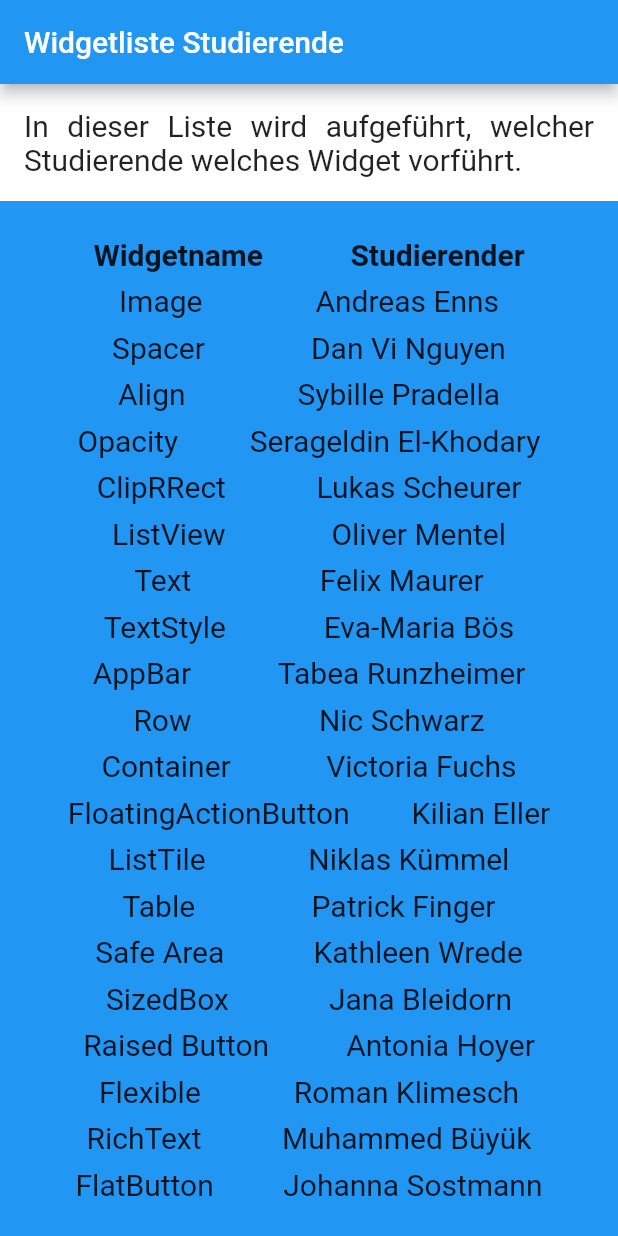
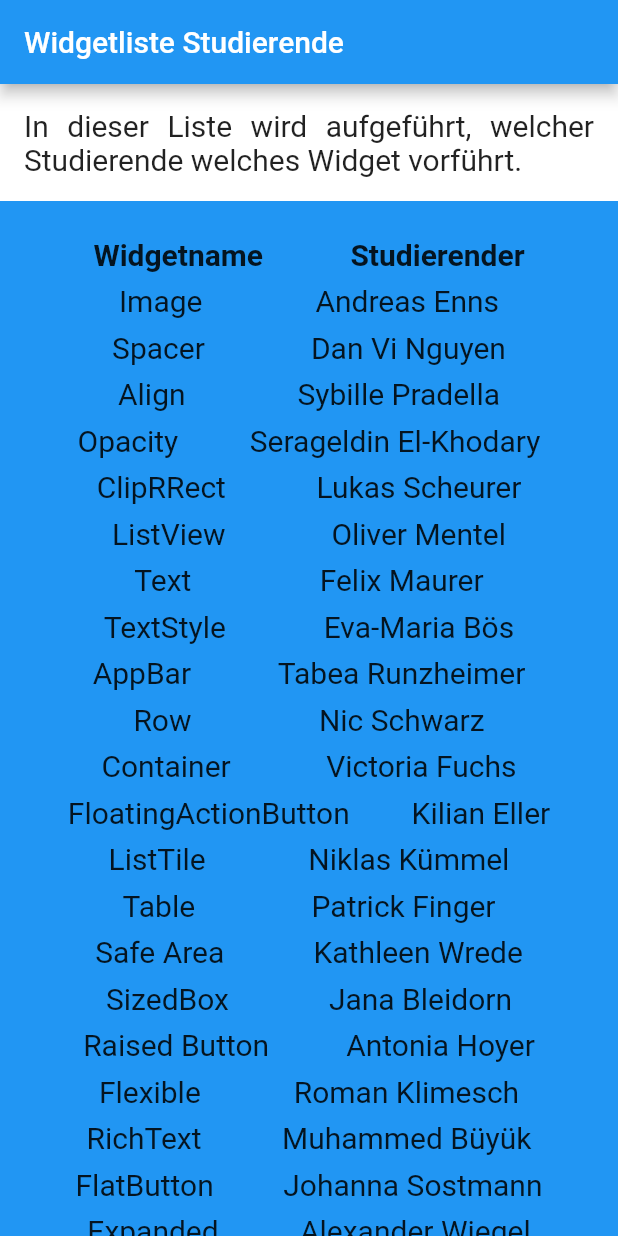
Before and after one commit to drmilde/uebung_1_widgetlist_app, a Flutter app: the screen it shows after launch, on a phone screen of 412 x 824 dp. Run offline on Flutter 3.47's test engine with Material 2 defaults, Android fonts, the phone set to English and light mode, and no system bars.

Commit message:
Expanded - Alexander Wiegel

```diff
--- a/lib/main.dart
+++ b/lib/main.dart
@@ -64,7 +64,7 @@ class _WidgetListeStudierendeScreenState
                   zeileMitWidgetUndStudierendem("Flexible", "Roman Klimesch"),
                   zeileMitWidgetUndStudierendem("RichText", "Muhammed Büyük"),
                   zeileMitWidgetUndStudierendem("FlatButton", "Johanna Sostmann"),
-
+                  zeileMitWidgetUndStudierendem("Expanded", "Alexander Wiegel"),
                   //
                   // TODO Hier Eure jeweilige Zeile einfügen !!!!!!
                   // Danach dann testen, ob es läuft und
```
